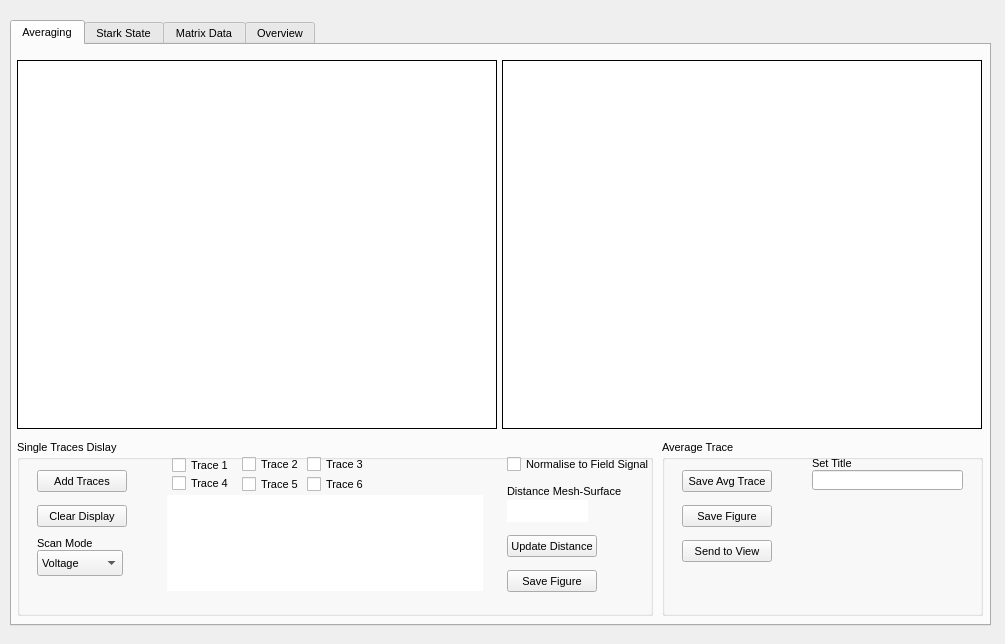
The window that dataevalgui.ui (mikekohlhoff/PythonScriptsEval) describes before a commit, drawn with Qt 5.
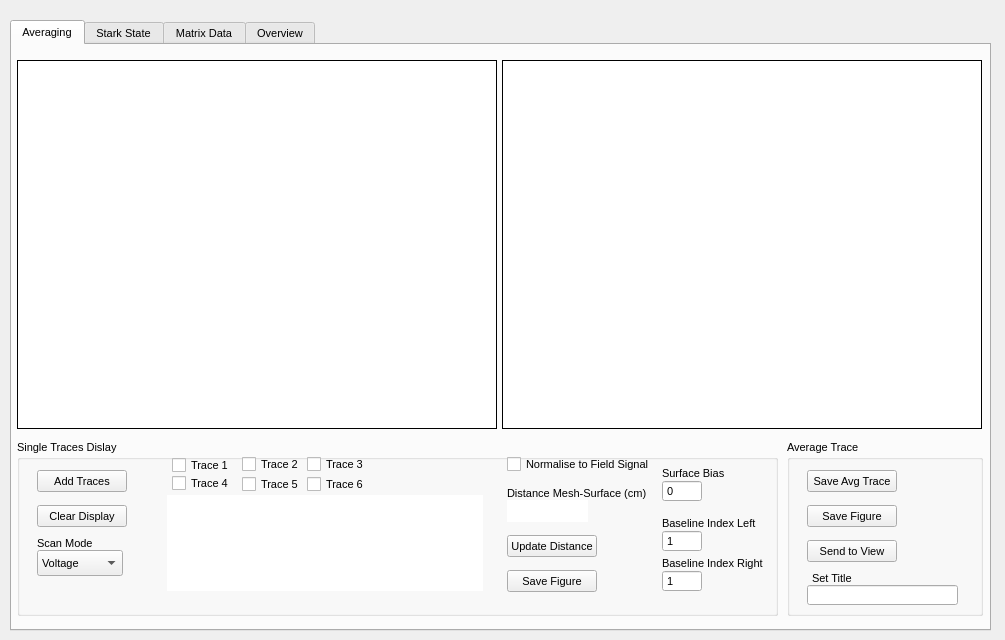
The same window after the commit. The open tabs and pages were chosen to show the change. Custom widgets are drawn as their Qt base class.

What changed in the file:
```diff
--- a/dataevalgui.ui
+++ b/dataevalgui.ui
@@ -10,7 +10,7 @@
     <x>0</x>
     <y>0</y>
     <width>1005</width>
-    <height>644</height>
+    <height>640</height>
    </rect>
   </property>
   <property name="sizePolicy">
@@ -70,7 +70,7 @@
      <x>10</x>
      <y>20</y>
      <width>981</width>
-     <height>606</height>
+     <height>611</height>
     </rect>
    </property>
    <property name="font">
@@ -138,7 +138,7 @@
       <rect>
        <x>5</x>
        <y>395</y>
-       <width>636</width>
+       <width>761</width>
        <height>176</height>
       </rect>
      </property>
@@ -516,12 +516,12 @@
        <rect>
         <x>490</x>
         <y>45</y>
-        <width>131</width>
-        <height>13</height>
+        <width>141</width>
+        <height>16</height>
        </rect>
       </property>
       <property name="text">
-       <string>Distance Mesh-Surface</string>
+       <string>Distance Mesh-Surface (cm)</string>
       </property>
      </widget>
      <widget class="QPushButton" name="btn_updateDistance">
@@ -586,13 +586,274 @@
        <string>Save Figure</string>
       </property>
      </widget>
+     <widget class="QSpinBox" name="inp_singlebaselineleft">
+      <property name="geometry">
+       <rect>
+        <x>645</x>
+        <y>90</y>
+        <width>40</width>
+        <height>22</height>
+       </rect>
+      </property>
+      <property name="sizePolicy">
+       <sizepolicy hsizetype="Fixed" vsizetype="Fixed">
+        <horstretch>0</horstretch>
+        <verstretch>0</verstretch>
+       </sizepolicy>
+      </property>
+      <property name="minimumSize">
+       <size>
+        <width>40</width>
+        <height>22</height>
+       </size>
+      </property>
+      <property name="maximumSize">
+       <size>
+        <width>40</width>
+        <height>16777215</height>
+       </size>
+      </property>
+      <property name="font">
+       <font>
+        <weight>50</weight>
+        <bold>false</bold>
+       </font>
+      </property>
+      <property name="mouseTracking">
+       <bool>true</bool>
+      </property>
+      <property name="wrapping">
+       <bool>false</bool>
+      </property>
+      <property name="frame">
+       <bool>true</bool>
+      </property>
+      <property name="buttonSymbols">
+       <enum>QAbstractSpinBox::NoButtons</enum>
+      </property>
+      <property name="keyboardTracking">
+       <bool>true</bool>
+      </property>
+      <property name="minimum">
+       <number>1</number>
+      </property>
+      <property name="maximum">
+       <number>1000</number>
+      </property>
+      <property name="singleStep">
+       <number>1</number>
+      </property>
+      <property name="value">
+       <number>1</number>
+      </property>
+     </widget>
+     <widget class="QLabel" name="label_65">
+      <property name="geometry">
+       <rect>
+        <x>645</x>
+        <y>115</y>
+        <width>106</width>
+        <height>16</height>
+       </rect>
+      </property>
+      <property name="font">
+       <font>
+        <weight>50</weight>
+        <bold>false</bold>
+        <kerning>true</kerning>
+       </font>
+      </property>
+      <property name="layoutDirection">
+       <enum>Qt::RightToLeft</enum>
+      </property>
+      <property name="text">
+       <string>Baseline Index Right</string>
+      </property>
+      <property name="alignment">
+       <set>Qt::AlignLeading|Qt::AlignLeft|Qt::AlignVCenter</set>
+      </property>
+     </widget>
+     <widget class="QLabel" name="label_66">
+      <property name="geometry">
+       <rect>
+        <x>645</x>
+        <y>75</y>
+        <width>96</width>
+        <height>16</height>
+       </rect>
+      </property>
+      <property name="font">
+       <font>
+        <weight>50</weight>
+        <bold>false</bold>
+        <kerning>true</kerning>
+       </font>
+      </property>
+      <property name="layoutDirection">
+       <enum>Qt::RightToLeft</enum>
+      </property>
+      <property name="text">
+       <string>Baseline Index Left</string>
+      </property>
+      <property name="alignment">
+       <set>Qt::AlignLeading|Qt::AlignLeft|Qt::AlignVCenter</set>
+      </property>
+     </widget>
+     <widget class="QSpinBox" name="inp_singlebaselineright">
+      <property name="geometry">
+       <rect>
+        <x>645</x>
+        <y>130</y>
+        <width>40</width>
+        <height>22</height>
+       </rect>
+      </property>
+      <property name="sizePolicy">
+       <sizepolicy hsizetype="Fixed" vsizetype="Fixed">
+        <horstretch>0</horstretch>
+        <verstretch>0</verstretch>
+       </sizepolicy>
+      </property>
+      <property name="minimumSize">
+       <size>
+        <width>40</width>
+        <height>22</height>
+       </size>
+      </property>
+      <property name="maximumSize">
+       <size>
+        <width>40</width>
+        <height>16777215</height>
+       </size>
+      </property>
+      <property name="font">
+       <font>
+        <weight>50</weight>
+        <bold>false</bold>
+       </font>
+      </property>
+      <property name="mouseTracking">
+       <bool>true</bool>
+      </property>
+      <property name="wrapping">
+       <bool>false</bool>
+      </property>
+      <property name="frame">
+       <bool>true</bool>
+      </property>
+      <property name="buttonSymbols">
+       <enum>QAbstractSpinBox::NoButtons</enum>
+      </property>
+      <property name="keyboardTracking">
+       <bool>true</bool>
+      </property>
+      <property name="minimum">
+       <number>1</number>
+      </property>
+      <property name="maximum">
+       <number>1000</number>
+      </property>
+      <property name="singleStep">
+       <number>1</number>
+      </property>
+      <property name="value">
+       <number>1</number>
+      </property>
+     </widget>
+     <widget class="QSpinBox" name="inp_singlesurfbias">
+      <property name="geometry">
+       <rect>
+        <x>645</x>
+        <y>40</y>
+        <width>40</width>
+        <height>22</height>
+       </rect>
+      </property>
+      <property name="sizePolicy">
+       <sizepolicy hsizetype="Fixed" vsizetype="Fixed">
+        <horstretch>0</horstretch>
+        <verstretch>0</verstretch>
+       </sizepolicy>
+      </property>
+      <property name="minimumSize">
+       <size>
+        <width>40</width>
+        <height>22</height>
+       </size>
+      </property>
+      <property name="maximumSize">
+       <size>
+        <width>40</width>
+        <height>16777215</height>
+       </size>
+      </property>
+      <property name="font">
+       <font>
+        <weight>50</weight>
+        <bold>false</bold>
+       </font>
+      </property>
+      <property name="mouseTracking">
+       <bool>true</bool>
+      </property>
+      <property name="wrapping">
+       <bool>false</bool>
+      </property>
+      <property name="frame">
+       <bool>true</bool>
+      </property>
+      <property name="buttonSymbols">
+       <enum>QAbstractSpinBox::NoButtons</enum>
+      </property>
+      <property name="keyboardTracking">
+       <bool>true</bool>
+      </property>
+      <property name="minimum">
+       <number>-500</number>
+      </property>
+      <property name="maximum">
+       <number>500</number>
+      </property>
+      <property name="singleStep">
+       <number>1</number>
+      </property>
+      <property name="value">
+       <number>0</number>
+      </property>
+     </widget>
+     <widget class="QLabel" name="label_67">
+      <property name="geometry">
+       <rect>
+        <x>645</x>
+        <y>25</y>
+        <width>96</width>
+        <height>16</height>
+       </rect>
+      </property>
+      <property name="font">
+       <font>
+        <weight>50</weight>
+        <bold>false</bold>
+        <kerning>true</kerning>
+       </font>
+      </property>
+      <property name="layoutDirection">
+       <enum>Qt::RightToLeft</enum>
+      </property>
+      <property name="text">
+       <string>Surface Bias</string>
+      </property>
+      <property name="alignment">
+       <set>Qt::AlignLeading|Qt::AlignLeft|Qt::AlignVCenter</set>
+      </property>
+     </widget>
     </widget>
     <widget class="QGroupBox" name="groupBox_singleTraces_2">
      <property name="geometry">
       <rect>
-       <x>650</x>
+       <x>775</x>
        <y>395</y>
-       <width>321</width>
+       <width>196</width>
        <height>176</height>
       </rect>
      </property>
@@ -712,8 +973,8 @@
      <widget class="QLineEdit" name="inp_avgTraceSetTitle">
       <property name="geometry">
        <rect>
-        <x>150</x>
-        <y>30</y>
+        <x>20</x>
+        <y>145</y>
         <width>151</width>
         <height>20</height>
        </rect>
@@ -722,8 +983,8 @@
      <widget class="QLabel" name="label_47">
       <property name="geometry">
        <rect>
-        <x>150</x>
-        <y>15</y>
+        <x>25</x>
+        <y>130</y>
         <width>101</width>
         <height>16</height>
        </rect>
```
Left out of the diff: 54 changed lines with no effect on the pictures.
